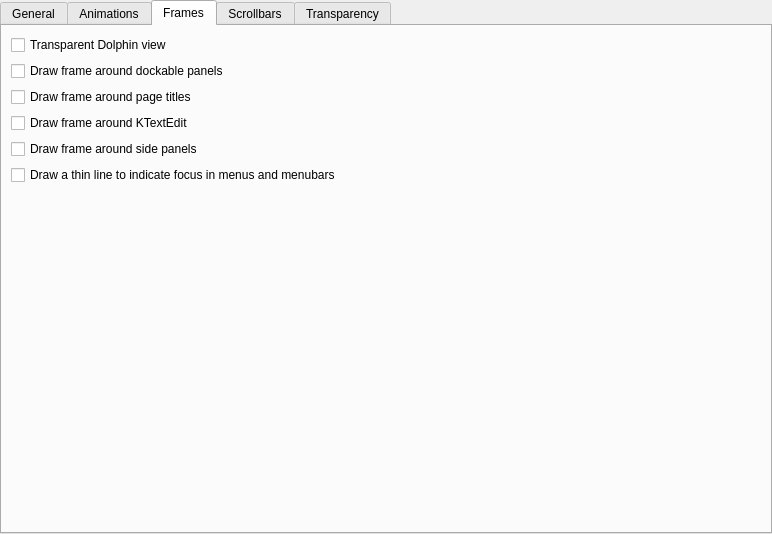
Before: the Qt Designer form kstyle/config/ui/lightlystyleconfig.ui in taj-ny/Darkly, drawn with Qt 5.
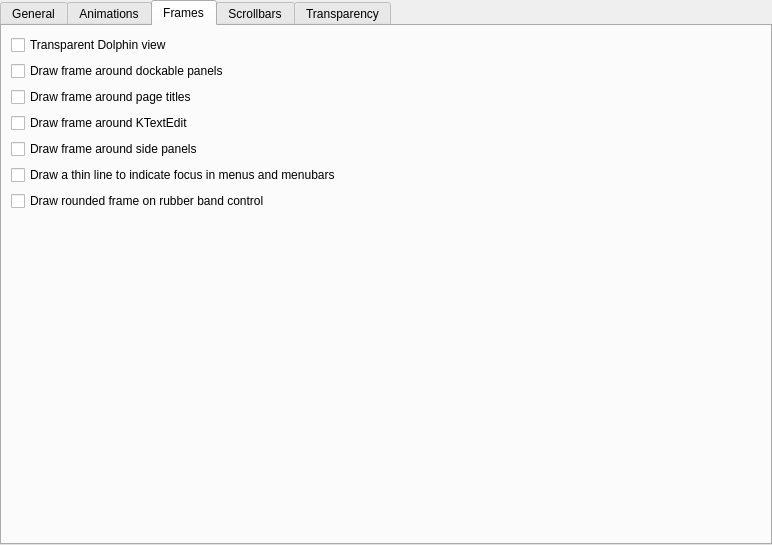
After: the same form once the commit is applied. The open tabs and pages were chosen to show the change.

Commit message: Rounded rubber band frame

Patch:
```diff
--- a/kstyle/config/ui/lightlystyleconfig.ui
+++ b/kstyle/config/ui/lightlystyleconfig.ui
@@ -7,7 +7,7 @@
     <x>0</x>
     <y>0</y>
     <width>772</width>
-    <height>534</height>
+    <height>545</height>
    </rect>
   </property>
   <property name="sizePolicy">
@@ -474,6 +474,16 @@
          </property>
         </widget>
        </item>
+       <item>
+        <widget class="QCheckBox" name="_roundedRubberBandFrame">
+         <property name="toolTip">
+          <string>This makes the selection rectangle frame rounded</string>
+         </property>
+         <property name="text">
+          <string>Draw rounded frame on rubber band control</string>
+         </property>
+        </widget>
+       </item>
        <item>
         <spacer name="verticalSpacer_3">
          <property name="orientation">
```
The commit also changes 3 other files.
